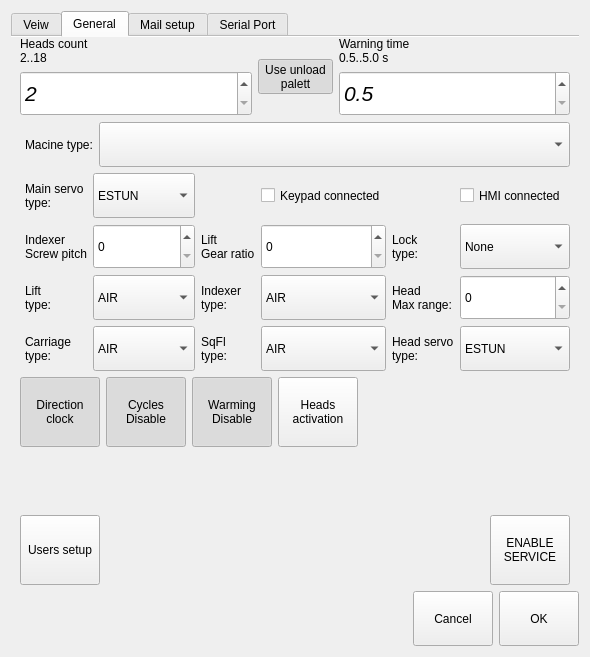
mishkoLitvin/L_Aries-progect, file generalsettingdialog.ui: the form before one commit.
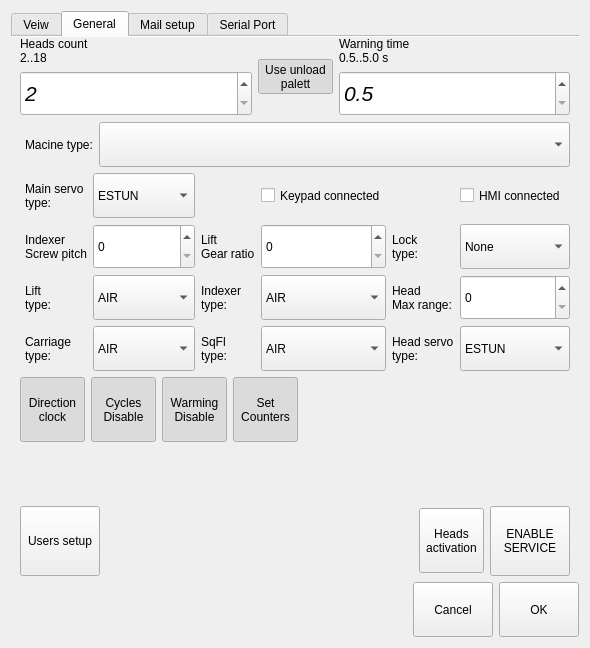
The form after the commit. Icons and pictures are not drawn.

What changed in the file:
```diff
--- a/generalsettingdialog.ui
+++ b/generalsettingdialog.ui
@@ -7,7 +7,7 @@
     <x>0</x>
     <y>0</y>
     <width>450</width>
-    <height>657</height>
+    <height>648</height>
    </rect>
   </property>
   <property name="maximumSize">
@@ -853,8 +853,8 @@
             <widget class="QToolButton" name="pButtonDirection">
              <property name="minimumSize">
               <size>
-               <width>80</width>
-               <height>70</height>
+               <width>65</width>
+               <height>65</height>
               </size>
              </property>
              <property name="text">
@@ -867,8 +867,8 @@
              </property>
              <property name="iconSize">
               <size>
-               <width>35</width>
-               <height>35</height>
+               <width>30</width>
+               <height>30</height>
               </size>
              </property>
              <property name="checkable">
@@ -886,8 +886,8 @@
             <widget class="QToolButton" name="pButtonCyclesEnable">
              <property name="minimumSize">
               <size>
-               <width>80</width>
-               <height>70</height>
+               <width>65</width>
+               <height>65</height>
               </size>
              </property>
              <property name="text">
@@ -900,8 +900,8 @@
              </property>
              <property name="iconSize">
               <size>
-               <width>35</width>
-               <height>35</height>
+               <width>30</width>
+               <height>30</height>
               </size>
              </property>
              <property name="checkable">
@@ -919,8 +919,8 @@
             <widget class="QToolButton" name="pButtonWarming">
              <property name="minimumSize">
               <size>
-               <width>80</width>
-               <height>70</height>
+               <width>65</width>
+               <height>65</height>
               </size>
              </property>
              <property name="text">
@@ -933,8 +933,8 @@
              </property>
              <property name="iconSize">
               <size>
-               <width>35</width>
-               <height>35</height>
+               <width>30</width>
+               <height>30</height>
               </size>
              </property>
              <property name="checkable">
@@ -949,16 +949,16 @@
             </widget>
            </item>
            <item>
-            <widget class="QToolButton" name="pButtonHeadsActivation">
+            <widget class="QToolButton" name="pButtonCounters">
              <property name="minimumSize">
               <size>
-               <width>80</width>
-               <height>70</height>
+               <width>65</width>
+               <height>65</height>
               </size>
              </property>
              <property name="text">
-              <string>Heads
-activation</string>
+              <string>Set
+Counters</string>
              </property>
              <property name="icon">
               <iconset>
@@ -966,15 +966,15 @@
              </property>
              <property name="iconSize">
               <size>
-               <width>35</width>
-               <height>35</height>
+               <width>30</width>
+               <height>30</height>
               </size>
              </property>
              <property name="checkable">
-              <bool>false</bool>
+              <bool>true</bool>
              </property>
              <property name="checked">
-              <bool>false</bool>
+              <bool>true</bool>
              </property>
              <property name="toolButtonStyle">
               <enum>Qt::ToolButtonTextUnderIcon</enum>
@@ -1053,6 +1053,39 @@
              </property>
             </spacer>
            </item>
+           <item>
+            <widget class="QToolButton" name="pButtonHeadsActivation">
+             <property name="minimumSize">
+              <size>
+               <width>65</width>
+               <height>65</height>
+              </size>
+             </property>
+             <property name="text">
+              <string>Heads
+activation</string>
+             </property>
+             <property name="icon">
+              <iconset>
+               <normaloff>:/new/icons/icons/rotateRight.png</normaloff>:/new/icons/icons/rotateRight.png</iconset>
+             </property>
+             <property name="iconSize">
+              <size>
+               <width>30</width>
+               <height>30</height>
+              </size>
+             </property>
+             <property name="checkable">
+              <bool>false</bool>
+             </property>
+             <property name="checked">
+              <bool>false</bool>
+             </property>
+             <property name="toolButtonStyle">
+              <enum>Qt::ToolButtonTextUnderIcon</enum>
+             </property>
+            </widget>
+           </item>
            <item>
             <widget class="QToolButton" name="pButtonServiceState">
              <property name="minimumSize">
```
